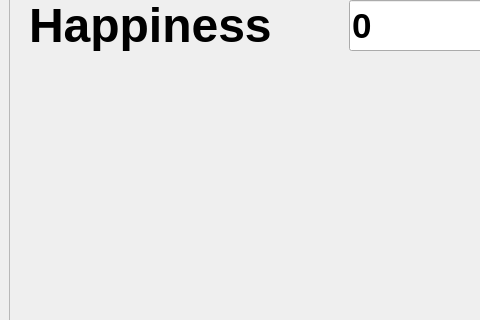
Before: the Qt Designer form ui/main_window.ui in Room1104/qtgui, drawn with Qt 5; both pictures show x 0 to 480 and y 138 to 458 of the 944 by 704 pixel window.
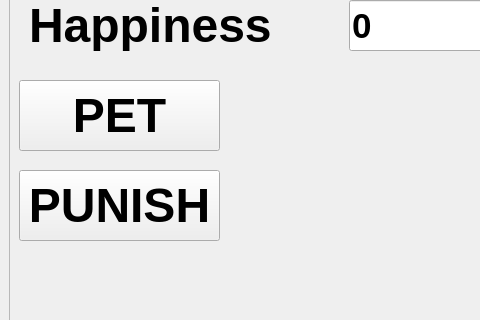
After: the same form once the commit is applied. Icons and pictures are not drawn.

Commit message: Pet and Punish buttons. Problem - stylesheet override on buttons.

Patch:
```diff
--- a/ui/main_window.ui
+++ b/ui/main_window.ui
@@ -183,6 +183,32 @@
         <string>5</string>
        </property>
       </widget>
+      <widget class="QPushButton" name="pushButton_pet">
+       <property name="geometry">
+        <rect>
+         <x>10</x>
+         <y>190</y>
+         <width>201</width>
+         <height>71</height>
+        </rect>
+       </property>
+       <property name="text">
+        <string>PET</string>
+       </property>
+      </widget>
+      <widget class="QPushButton" name="pushButton_punish">
+       <property name="geometry">
+        <rect>
+         <x>10</x>
+         <y>280</y>
+         <width>201</width>
+         <height>71</height>
+        </rect>
+       </property>
+       <property name="text">
+        <string>PUNISH</string>
+       </property>
+      </widget>
      </widget>
     </item>
    </layout>
```
The commit also changes 2 other files.
